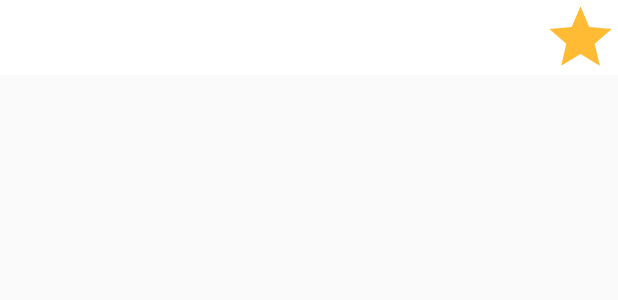
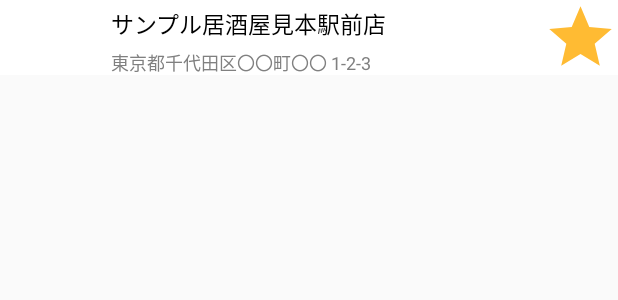
Before and after one commit to yukinkomob/ApiApp, an Android app: the layout recycler_favorite.xml on its own in the app's theme, with its tools: preview values and no code run, on a phone screen of 412 x 824 dp. Shown: the top 300 px of the screen. Run offline under Robolectric (Android 15) with nearby library versions, the phone set to English and light mode, and no system bars.

Commit message:
[add] リスト項目に住所表示を追加

```diff
--- a/app/src/main/java/jp/techacademy/yuki/nishimura/apiapp/ApiAdapter.kt
+++ b/app/src/main/java/jp/techacademy/yuki/nishimura/apiapp/ApiAdapter.kt
@@ -48,6 +48,7 @@ class ApiAdapter(private val context: Context) : RecyclerView.Adapter<RecyclerVi
         val nameTextView: TextView = view.findViewById(R.id.nameTextView)
         val imageView: ImageView = view.findViewById(R.id.imageView)
         val favoriteImageView: ImageView = view.findViewById(R.id.favoriteImageView)
+        val addressTextView: TextView = view.findViewById(R.id.addressTextView)
     }
 
     override fun getItemCount(): Int {
@@ -85,6 +86,7 @@ class ApiAdapter(private val context: Context) : RecyclerView.Adapter<RecyclerVi
                     notifyItemChanged(position)
                 }
             }
+            addressTextView.text = data.address
         }
     }
 }
--- a/app/src/main/java/jp/techacademy/yuki/nishimura/apiapp/ApiResponse.kt
+++ b/app/src/main/java/jp/techacademy/yuki/nishimura/apiapp/ApiResponse.kt
@@ -21,6 +21,8 @@ data class Shop(
     var logoImage: String,
     @SerializedName("name")
     var name: String,
+    @SerializedName("address")
+    var address: String
 )
 
 data class CouponUrls(
--- a/app/src/main/res/layout/recycler_favorite.xml
+++ b/app/src/main/res/layout/recycler_favorite.xml
@@ -1,6 +1,7 @@
 <?xml version="1.0" encoding="utf-8"?>
 <androidx.constraintlayout.widget.ConstraintLayout xmlns:android="http://schemas.android.com/apk/res/android"
     xmlns:app="http://schemas.android.com/apk/res-auto"
+    xmlns:tools="http://schemas.android.com/tools"
     android:id="@+id/rootView"
     android:layout_width="match_parent"
     android:layout_height="50dp"
@@ -24,13 +25,16 @@
         android:layout_marginEnd="16dp"
         android:ellipsize="end"
         android:maxLines="1"
-        android:padding="8dp"
+        android:paddingStart="8dp"
+        android:paddingTop="4dp"
+        android:paddingEnd="8dp"
+        android:paddingBottom="4dp"
         android:textColor="@android:color/black"
         android:textSize="15sp"
-        app:layout_constraintBottom_toBottomOf="parent"
         app:layout_constraintEnd_toStartOf="@id/favoriteImageView"
         app:layout_constraintStart_toEndOf="@id/imageView"
-        app:layout_constraintTop_toTopOf="parent" />
+        app:layout_constraintTop_toTopOf="parent"
+        tools:text="サンプル居酒屋見本駅前店" />
 
     <ImageView
         android:id="@+id/favoriteImageView"
@@ -43,4 +47,24 @@
         app:layout_constraintTop_toTopOf="parent"
         app:tint="@android:color/holo_orange_light" />
 
+    <TextView
+        android:id="@+id/addressTextView"
+        android:layout_width="0dp"
+        android:layout_height="wrap_content"
+        android:layout_marginStart="16dp"
+        android:layout_marginTop="1dp"
+        android:layout_marginEnd="16dp"
+        android:ellipsize="end"
+        android:maxLines="1"
+        android:paddingStart="8dp"
+        android:paddingEnd="8dp"
+        android:text="TextView"
+        android:textColor="@android:color/tertiary_text_dark"
+        android:textSize="12sp"
+        app:layout_constraintBottom_toBottomOf="parent"
+        app:layout_constraintEnd_toStartOf="@+id/favoriteImageView"
+        app:layout_constraintStart_toEndOf="@+id/imageView"
+        app:layout_constraintTop_toBottomOf="@+id/nameTextView"
+        tools:text="東京都千代田区〇〇町〇〇 1-2-3" />
+
 </androidx.constraintlayout.widget.ConstraintLayout>
```
